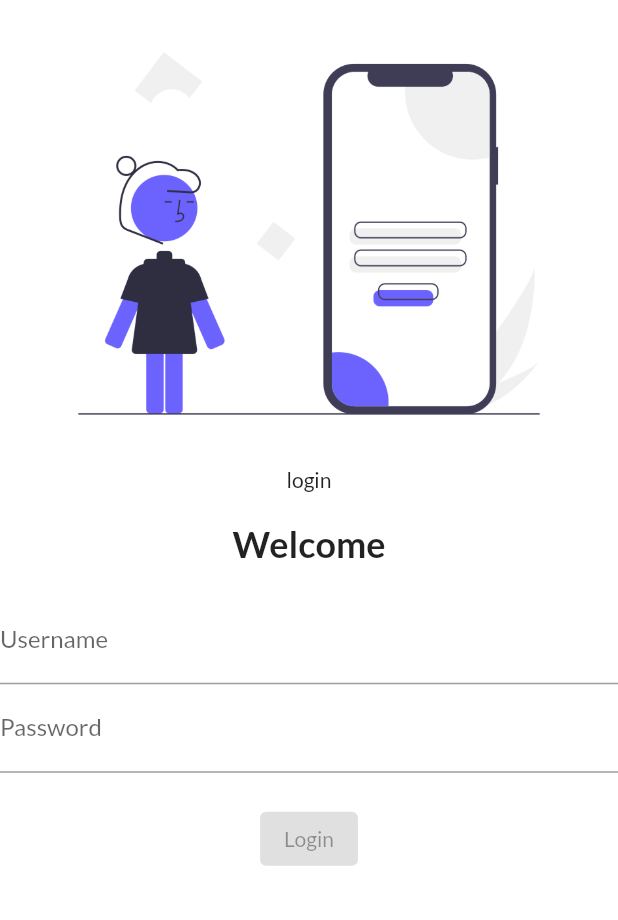
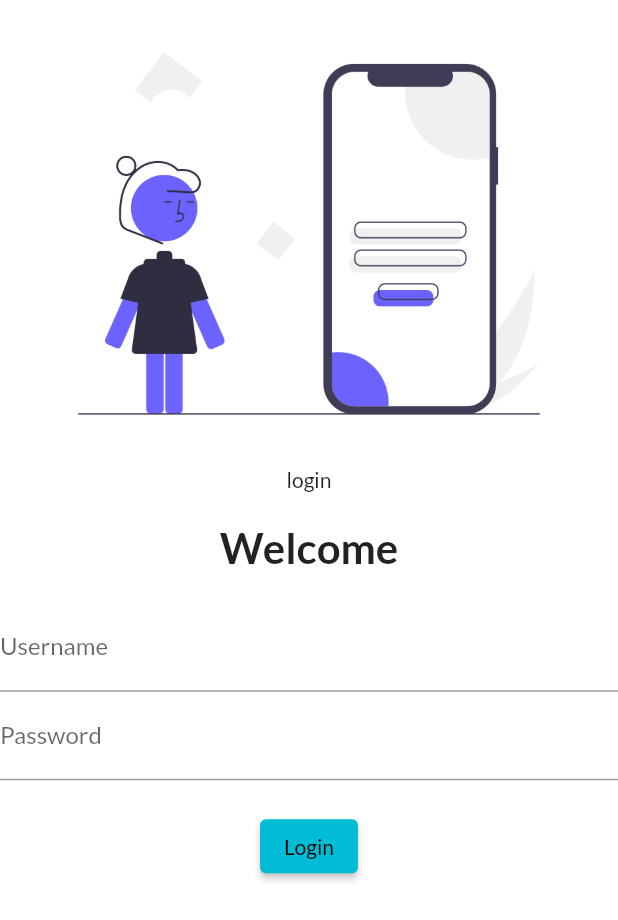
Before and after one commit to Vivekjoshi11/learnflutter, a Flutter app: the screen it shows after launch, on a phone screen of 412 x 824 dp. Shown: the top 920 px of the screen. Run offline on Flutter 3.47's test engine with Material 2 defaults, Android fonts, the phone set to English and light mode, and no system bars; our stand-ins replace google_fonts.

Commit message:
1st commite

```diff
--- a/lib/Login_page.dart
+++ b/lib/Login_page.dart
@@ -17,7 +17,7 @@ class LoginPage extends StatelessWidget {
           const Text(
             "Welcome",
             style: TextStyle(
-              fontSize: 24,
+              fontSize: 28,
               fontWeight: FontWeight.bold,
             ),
             ),
@@ -39,12 +39,13 @@ class LoginPage extends StatelessWidget {
             ElevatedButton(
              child: const Text(
               "Login",
+              // style: TextButton.styleFrom(minimumSize: Size(500, 30)),
               // style: TextButton.styleFrom(
               //   backgroundColor: Colors.blue,
               // )
               ),
              onPressed: (){
-              print("login")
+              print("login");
              },
             )
         ],
```
